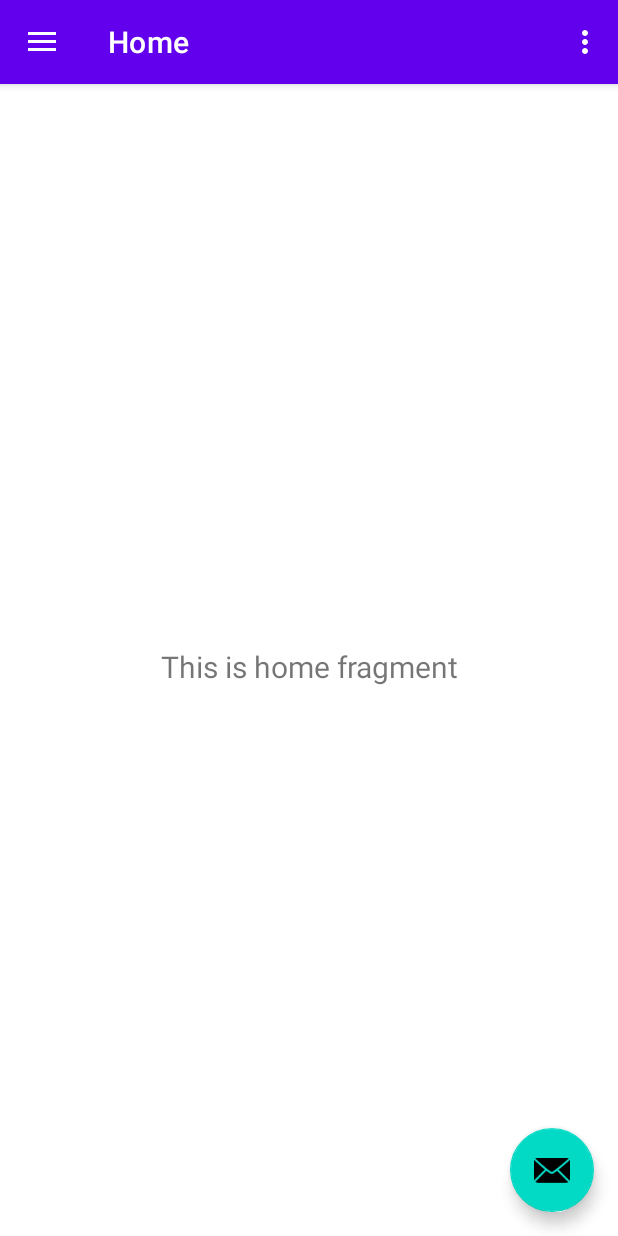
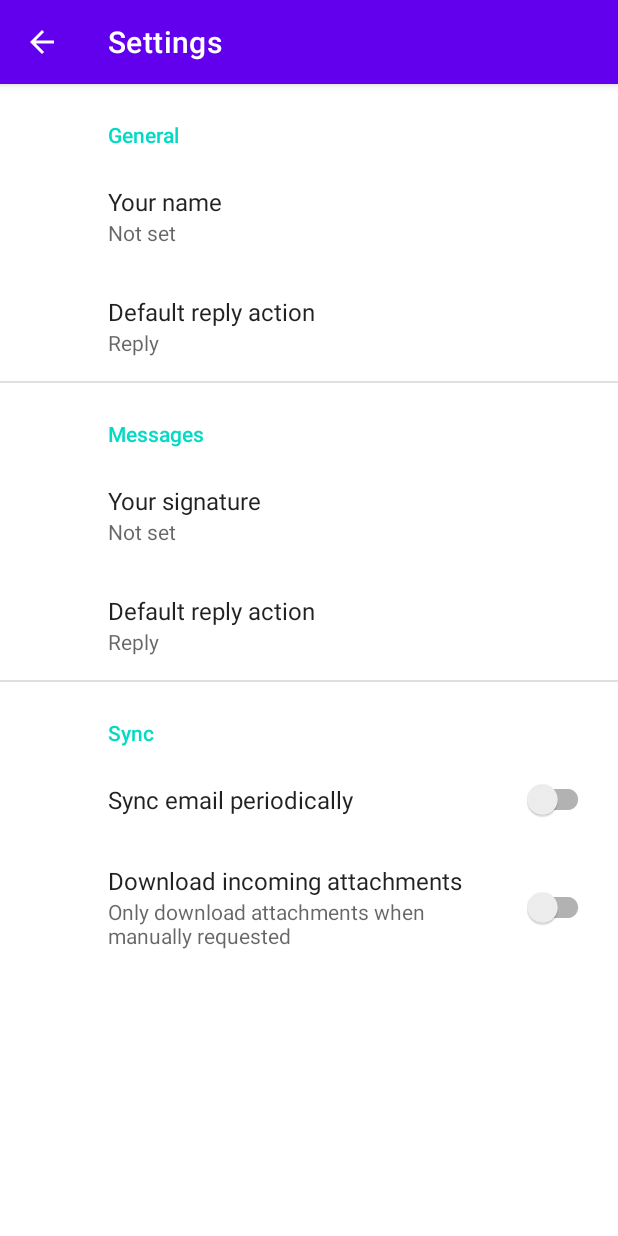
Before and after one commit to tsathis/GoodHabits, an Android app: the screen it shows after launch (MainActivity before the commit, SettingsActivity after it), in the options menu, after a tap on "Settings", on a phone screen of 412 x 824 dp. Run offline under Robolectric (Android 15) with nearby library versions, the phone set to English and light mode, and no system bars; our stand-ins replace androidx.preference, navigation-ui.

Commit message:
Add settings activity

```diff
--- a/app/build.gradle
+++ b/app/build.gradle
@@ -30,13 +30,14 @@ android {
 
 dependencies {
 
-    implementation 'androidx.appcompat:appcompat:1.2.0'
+    implementation 'androidx.appcompat:appcompat:1.3.0'
     implementation 'com.google.android.material:material:1.3.0'
     implementation 'androidx.constraintlayout:constraintlayout:2.0.4'
     implementation 'androidx.navigation:navigation-fragment:2.3.5'
     implementation 'androidx.navigation:navigation-ui:2.3.5'
     implementation 'androidx.lifecycle:lifecycle-livedata-ktx:2.3.1'
     implementation 'androidx.lifecycle:lifecycle-viewmodel-ktx:2.3.1'
+    implementation 'androidx.preference:preference:1.1.1'
     testImplementation 'junit:junit:4.+'
     androidTestImplementation 'androidx.test.ext:junit:1.1.2'
     androidTestImplementation 'androidx.test.espresso:espresso-core:3.3.0'
--- a/app/src/main/java/com/github/tharindusathis/goodhabits/MainActivity.java
+++ b/app/src/main/java/com/github/tharindusathis/goodhabits/ui/MainActivity.java
@@ -1,13 +1,19 @@
-package com.github.tharindusathis.goodhabits;
+package com.github.tharindusathis.goodhabits.ui;
 
+import android.content.Intent;
+import android.content.SharedPreferences;
 import android.os.Bundle;
+import android.view.MenuItem;
 import android.view.View;
 import android.view.Menu;
+import android.widget.Toast;
 
+import com.github.tharindusathis.goodhabits.R;
 import com.google.android.material.floatingactionbutton.FloatingActionButton;
 import com.google.android.material.snackbar.Snackbar;
 import com.google.android.material.navigation.NavigationView;
 
+import androidx.annotation.NonNull;
 import androidx.navigation.NavController;
 import androidx.navigation.Navigation;
 import androidx.navigation.ui.AppBarConfiguration;
@@ -15,6 +21,7 @@ import androidx.navigation.ui.NavigationUI;
 import androidx.drawerlayout.widget.DrawerLayout;
 import androidx.appcompat.app.AppCompatActivity;
 import androidx.appcompat.widget.Toolbar;
+import androidx.preference.PreferenceManager;
 
 public class MainActivity extends AppCompatActivity {
 
@@ -39,12 +46,22 @@ public class MainActivity extends AppCompatActivity {
         // Passing each menu ID as a set of Ids because each
         // menu should be considered as top level destinations.
         mAppBarConfiguration = new AppBarConfiguration.Builder(
-                R.id.nav_home, R.id.nav_gallery, R.id.nav_slideshow)
-                .setDrawerLayout(drawer)
+                R.id.nav_home, R.id.nav_stats)
+                .setOpenableLayout(drawer)
                 .build();
         NavController navController = Navigation.findNavController(this, R.id.nav_host_fragment);
         NavigationUI.setupActionBarWithNavController(this, navController, mAppBarConfiguration);
         NavigationUI.setupWithNavController(navigationView, navController);
+
+        // preferences
+        // initialize with default values.
+        PreferenceManager.setDefaultValues(this, R.xml.root_preferences, false);
+        // reading the changed settings value from shared preferences
+        SharedPreferences sharedPreferences = PreferenceManager.getDefaultSharedPreferences(this);
+        String users_name = sharedPreferences.getString(SettingsActivity.KEY_PREF_USERS_NAME, null);
+        if(users_name != null){
+            Toast.makeText(this, String.format("Hello %s", users_name) , Toast.LENGTH_SHORT).show();
+        }
     }
 
     @Override
@@ -55,6 +72,18 @@ public class MainActivity extends AppCompatActivity {
     }
 
     @Override
+    public boolean onOptionsItemSelected(@NonNull MenuItem item) {
+        if (item.getItemId() == R.id.action_settings) {
+            Intent intent = new Intent(MainActivity.this,
+                    SettingsActivity.class);
+//            intent.putExtra(EXTRA_MESSAGE, mOrderMessage);
+            startActivity(intent);
+            return true;
+        }
+        return super.onOptionsItemSelected(item);
+    }
+
+    @Override
     public boolean onSupportNavigateUp() {
         NavController navController = Navigation.findNavController(this, R.id.nav_host_fragment);
         return NavigationUI.navigateUp(navController, mAppBarConfiguration)
--- /dev/null
+++ b/app/src/main/java/com/github/tharindusathis/goodhabits/ui/SettingsActivity.java
@@ -0,0 +1,36 @@
+package com.github.tharindusathis.goodhabits.ui;
+
+import android.os.Bundle;
+import androidx.appcompat.app.ActionBar;
+import androidx.appcompat.app.AppCompatActivity;
+import androidx.preference.PreferenceFragmentCompat;
+
+import com.github.tharindusathis.goodhabits.R;
+
+public class SettingsActivity extends AppCompatActivity {
+
+    public static final String KEY_PREF_USERS_NAME = "users_name";
+
+    @Override
+    protected void onCreate(Bundle savedInstanceState) {
+        super.onCreate(savedInstanceState);
+        setContentView(R.layout.settings_activity);
+        if (savedInstanceState == null) {
+            getSupportFragmentManager()
+                    .beginTransaction()
+                    .replace(R.id.settings, new SettingsFragment())
+                    .commit();
+        }
+        ActionBar actionBar = getSupportActionBar();
+        if (actionBar != null) {
+            actionBar.setDisplayHomeAsUpEnabled(true);
+        }
+    }
+
+    public static class SettingsFragment extends PreferenceFragmentCompat {
+        @Override
+        public void onCreatePreferences(Bundle savedInstanceState, String rootKey) {
+            setPreferencesFromResource(R.xml.root_preferences, rootKey);
+        }
+    }
+}
--- a/app/src/main/res/layout/app_bar_main.xml
+++ b/app/src/main/res/layout/app_bar_main.xml
@@ -4,7 +4,7 @@
     xmlns:tools="http://schemas.android.com/tools"
     android:layout_width="match_parent"
     android:layout_height="match_parent"
-    tools:context=".MainActivity">
+    tools:context=".ui.MainActivity">
 
     <com.google.android.material.appbar.AppBarLayout
         android:layout_width="match_parent"
--- a/app/src/main/res/layout/fragment_slideshow.xml
+++ b/app/src/main/res/layout/fragment_stats.xml
@@ -4,10 +4,10 @@
     xmlns:tools="http://schemas.android.com/tools"
     android:layout_width="match_parent"
     android:layout_height="match_parent"
-    tools:context=".ui.slideshow.SlideshowFragment">
+    tools:context=".ui.stats.StatsFragment">
 
     <TextView
-        android:id="@+id/text_slideshow"
+        android:id="@+id/text_stats"
         android:layout_width="match_parent"
         android:layout_height="wrap_content"
         android:layout_marginStart="8dp"
--- /dev/null
+++ b/app/src/main/res/layout/settings_activity.xml
@@ -0,0 +1,9 @@
+<LinearLayout
+    xmlns:android="http://schemas.android.com/apk/res/android"
+    android:layout_width="match_parent"
+    android:layout_height="match_parent">
+    <FrameLayout
+        android:id="@+id/settings"
+        android:layout_width="match_parent"
+        android:layout_height="match_parent"/>
+</LinearLayout>
--- a/app/src/main/res/menu/activity_main_drawer.xml
+++ b/app/src/main/res/menu/activity_main_drawer.xml
@@ -6,15 +6,11 @@
     <group android:checkableBehavior="single">
         <item
             android:id="@+id/nav_home"
-            android:icon="@drawable/ic_menu_camera"
+            android:icon="@drawable/ic_menu_dashboard"
             android:title="@string/menu_home" />
         <item
-            android:id="@+id/nav_gallery"
-            android:icon="@drawable/ic_menu_gallery"
-            android:title="@string/menu_gallery" />
-        <item
-            android:id="@+id/nav_slideshow"
-            android:icon="@drawable/ic_menu_slideshow"
-            android:title="@string/menu_slideshow" />
+            android:id="@+id/nav_stats"
+            android:icon="@drawable/ic_menu_stats"
+            android:title="@string/menu_stats" />
     </group>
 </menu>
--- a/app/src/main/res/navigation/mobile_navigation.xml
+++ b/app/src/main/res/navigation/mobile_navigation.xml
@@ -12,14 +12,9 @@
         tools:layout="@layout/fragment_home" />
 
     <fragment
-        android:id="@+id/nav_gallery"
-        android:name="com.github.tharindusathis.goodhabits.ui.gallery.GalleryFragment"
-        android:label="@string/menu_gallery"
-        tools:layout="@layout/fragment_gallery" />
+        android:id="@+id/nav_stats"
+        android:name="com.github.tharindusathis.goodhabits.ui.stats.StatsFragment"
+        android:label="@string/menu_stats"
+        tools:layout="@layout/fragment_stats" />
 
-    <fragment
-        android:id="@+id/nav_slideshow"
-        android:name="com.github.tharindusathis.goodhabits.ui.slideshow.SlideshowFragment"
-        android:label="@string/menu_slideshow"
-        tools:layout="@layout/fragment_slideshow" />
 </navigation>
--- /dev/null
+++ b/app/src/main/res/values/arrays.xml
@@ -0,0 +1,12 @@
+<resources>
+    <!-- Reply Preference -->
+    <string-array name="reply_entries">
+        <item>Reply</item>
+        <item>Reply to all</item>
+    </string-array>
+
+    <string-array name="reply_values">
+        <item>reply</item>
+        <item>reply_all</item>
+    </string-array>
+</resources>
--- a/app/src/main/res/values/strings.xml
+++ b/app/src/main/res/values/strings.xml
@@ -2,12 +2,32 @@
     <string name="app_name">GoodHabits</string>
     <string name="navigation_drawer_open">Open navigation drawer</string>
     <string name="navigation_drawer_close">Close navigation drawer</string>
-    <string name="nav_header_title">Android Studio</string>
+    <string name="nav_header_title">GoodHabits</string>
     <string name="nav_header_subtitle">android.studio@android.com</string>
     <string name="nav_header_desc">Navigation header</string>
     <string name="action_settings">Settings</string>
 
     <string name="menu_home">Home</string>
-    <string name="menu_gallery">Gallery</string>
-    <string name="menu_slideshow">Slideshow</string>
+    <string name="menu_stats">Stats</string>
+    <string name="menu_settings">Settings</string>
+    <string name="title_activity_settings">SettingsActivity</string>
+
+    <!-- Preference Titles -->
+    <string name="general_header">General</string>
+    <string name="messages_header">Messages</string>
+    <string name="sync_header">Sync</string>
+
+    <!-- General Preferences -->
+    <string name="users_name">Your name</string>
+
+    <!-- Messages Preferences -->
+    <string name="signature_title">Your signature</string>
+    <string name="reply_title">Default reply action</string>
+
+    <!-- Sync Preferences -->
+    <string name="sync_title">Sync email periodically</string>
+    <string name="attachment_title">Download incoming attachments</string>
+    <string name="attachment_summary_on">Automatically download attachments for incoming emails
+    </string>
+    <string name="attachment_summary_off">Only download attachments when manually requested</string>
 </resources>
--- /dev/null
+++ b/app/src/main/res/xml/root_preferences.xml
@@ -0,0 +1,56 @@
+<PreferenceScreen
+    xmlns:app="http://schemas.android.com/apk/res-auto">
+
+    <PreferenceCategory
+        app:title="@string/general_header">
+
+        <EditTextPreference
+            app:key="users_name"
+            app:title="@string/users_name"
+            app:useSimpleSummaryProvider="true"/>
+
+        <ListPreference
+            app:key="reply"
+            app:title="@string/reply_title"
+            app:entries="@array/reply_entries"
+            app:entryValues="@array/reply_values"
+            app:defaultValue="reply"
+            app:useSimpleSummaryProvider="true"/>
+
+    </PreferenceCategory>
+
+    <PreferenceCategory
+        app:title="@string/messages_header">
+
+        <EditTextPreference
+            app:key="signature"
+            app:title="@string/signature_title"
+            app:useSimpleSummaryProvider="true"/>
+
+        <ListPreference
+            app:key="reply"
+            app:title="@string/reply_title"
+            app:entries="@array/reply_entries"
+            app:entryValues="@array/reply_values"
+            app:defaultValue="reply"
+            app:useSimpleSummaryProvider="true"/>
+
+    </PreferenceCategory>
+
+    <PreferenceCategory
+        app:title="@string/sync_header">
+
+        <SwitchPreferenceCompat
+            app:key="sync"
+            app:title="@string/sync_title"/>
+
+        <SwitchPreferenceCompat
+            app:key="attachment"
+            app:title="@string/attachment_title"
+            app:summaryOn="@string/attachment_summary_on"
+            app:summaryOff="@string/attachment_summary_off"
+            app:dependency="sync"/>
+
+    </PreferenceCategory>
+
+</PreferenceScreen>
```
Also changed, not shown: app/src/main/AndroidManifest.xml (+11 -4 lines), app/src/main/java/com/github/tharindusathis/goodhabits/ui/gallery/GalleryFragment.java (deleted, +0 -35 lines), app/src/main/java/com/github/tharindusathis/goodhabits/ui/slideshow/SlideshowFragment.java (deleted, +0 -35 lines), app/src/main/java/com/github/tharindusathis/goodhabits/ui/slideshow/SlideshowViewModel.java (deleted, +0 -19 lines), app/src/main/java/com/github/tharindusathis/goodhabits/ui/stats/StatsFragment.java (added, +30 -0 lines), app/src/main/java/com/github/tharindusathis/goodhabits/ui/stats/StatsViewModel.java (renamed from app/src/main/java/com/github/tharindusathis/goodhabits/ui/gallery/GalleryViewModel.java, +4 -4 lines), app/src/main/res/drawable/ic_menu_dashboard.xml (added, +10 -0 lines), app/src/main/res/drawable/ic_menu_stats.xml (added, +10 -0 lines), app/src/main/res/layout/fragment_gallery.xml (deleted, +0 -22 lines).
